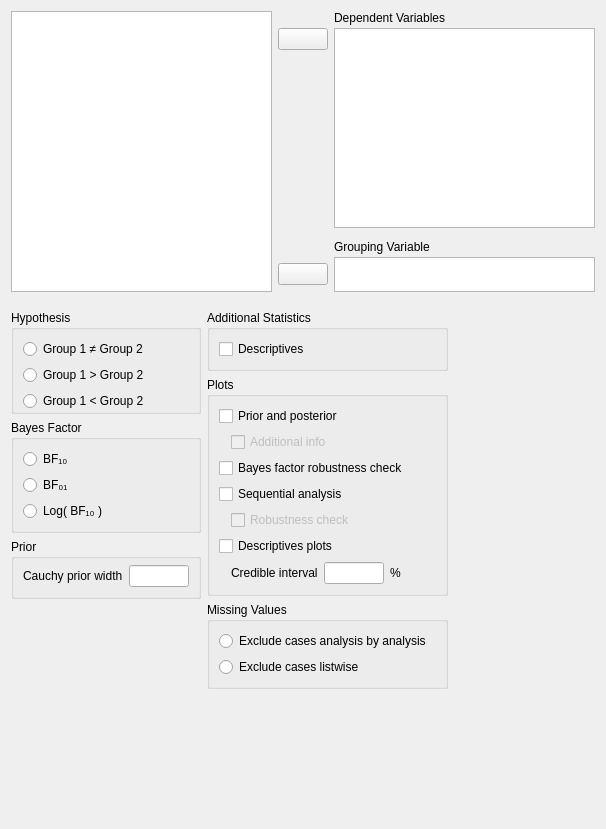
This is JASP-Desktop/analysisforms/ttestbayesianindependentsamplesform.ui in jasp-stats/jasp-desktop as Qt 5 draws it before an edit. The edited form follows.
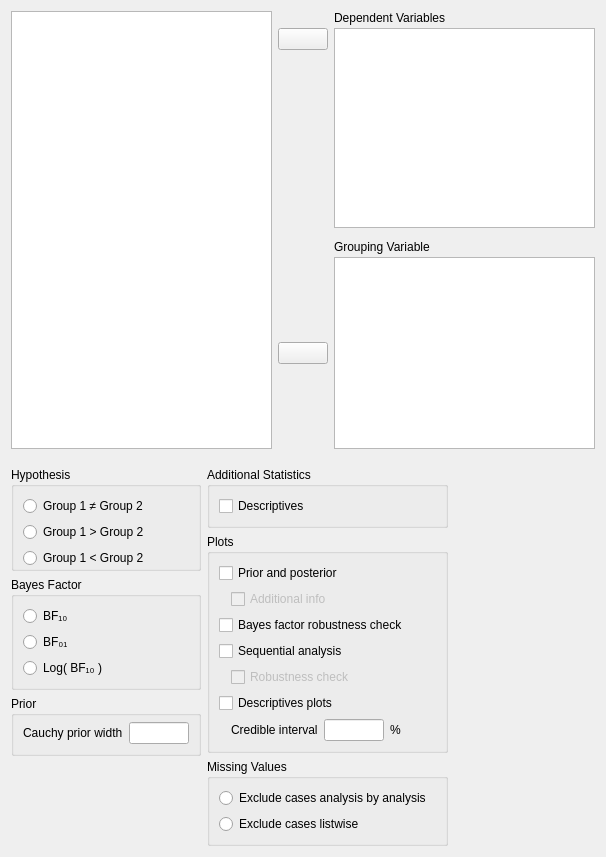
This is the edited form. Custom widgets are drawn as their Qt base class.

Patch:
```diff
--- a/JASP-Desktop/analysisforms/ttestbayesianindependentsamplesform.ui
+++ b/JASP-Desktop/analysisforms/ttestbayesianindependentsamplesform.ui
@@ -93,7 +93,7 @@
         <property name="maximumSize">
          <size>
           <width>16777215</width>
-          <height>35</height>
+          <height>16777215</height>
          </size>
         </property>
        </widget>
```
